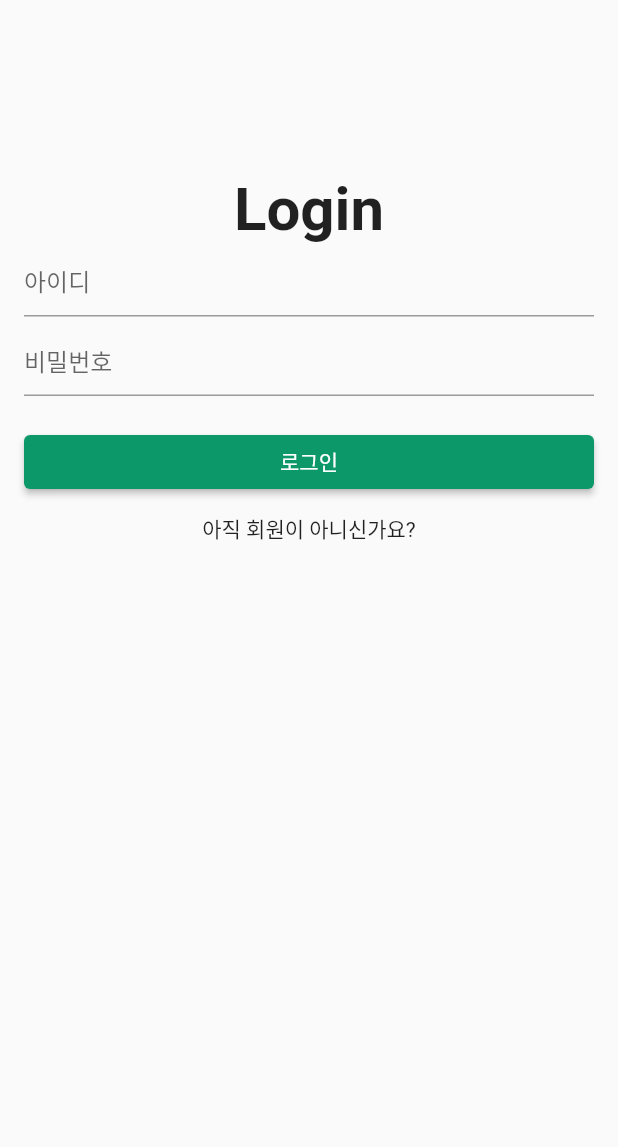
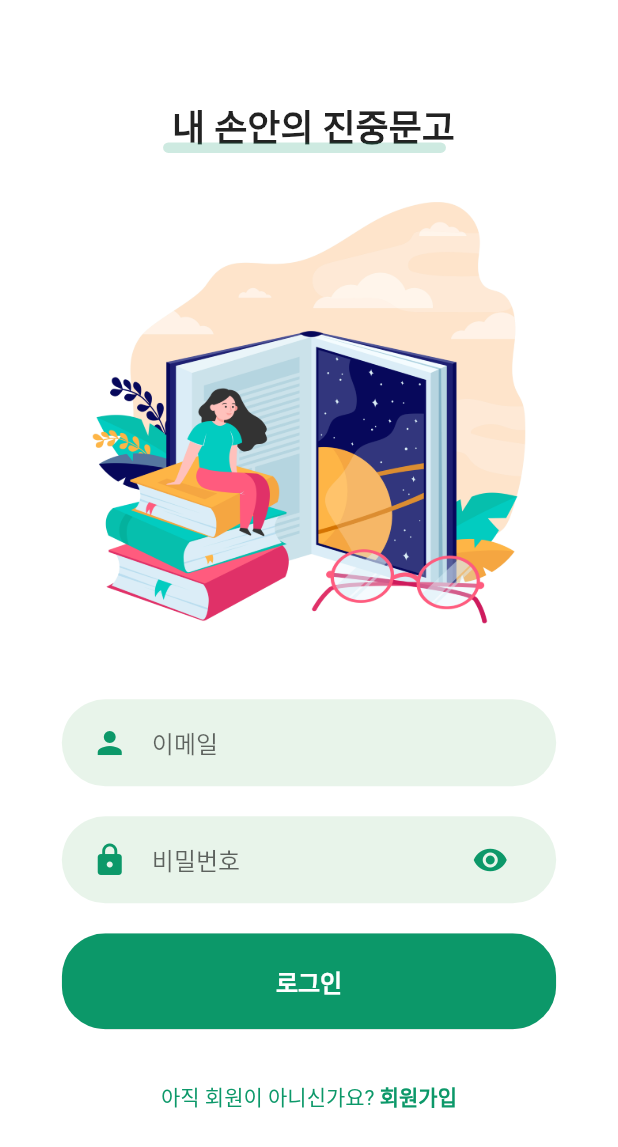
Before and after one commit to osamhack2021/AI_APP_handylib_devlib, a Flutter app: the LoginPage screen opened by its route, on a phone screen of 412 x 824 dp. Shown: the top 1147 px of the screen. Run offline on Flutter 3.47's test engine with Material 2 defaults, Android fonts, the phone set to English and light mode, and no system bars; our stand-ins replace email_validator, flutter_dotenv, modal_bottom_sheet, shared_preferences, transparent_image; missing offline and left inert: crypt, epub_viewer, mongo_dart; accounts and stored records are empty.

Commit message:
loginpage ui redesign

```diff
--- /dev/null
+++ b/app/lib/components/login_page/rounded_button.dart
@@ -0,0 +1,47 @@
+import 'package:app/constants/colors.dart';
+import 'package:flutter/material.dart';
+
+class RoundedButton extends StatelessWidget {
+  final String text;
+  final Function() press;
+  final Color color, textColor;
+  const RoundedButton({
+    Key? key,
+    required this.text,
+    required this.press,
+    this.color = const Color(COLOR_PRIMARY),
+    this.textColor = Colors.white,
+  }) : super(key: key);
+
+  @override
+  Widget build(BuildContext context) {
+    Size size = MediaQuery.of(context).size;
+    return Container(
+      margin: const EdgeInsets.symmetric(vertical: 10),
+      width: size.width * 0.8,
+      child: ClipRRect(
+        borderRadius: BorderRadius.circular(29),
+        child: newElevatedButton(),
+      ),
+    );
+  }
+
+  //Used:ElevatedButton as FlatButton is deprecated.
+  //Here we have to apply customizations to Button by inheriting the styleFrom
+
+  Widget newElevatedButton() {
+    return ElevatedButton(
+      child: Text(
+        text,
+        style: TextStyle(
+            color: textColor, fontSize: 16, fontWeight: FontWeight.bold),
+      ),
+      onPressed: press,
+      style: ElevatedButton.styleFrom(
+          primary: color,
+          padding: EdgeInsets.symmetric(horizontal: 40, vertical: 20),
+          textStyle: TextStyle(
+              color: textColor, fontSize: 14, fontWeight: FontWeight.w500)),
+    );
+  }
+}
--- /dev/null
+++ b/app/lib/components/login_page/rounded_input_field.dart
@@ -0,0 +1,40 @@
+import 'package:app/constants/colors.dart';
+import 'package:flutter/material.dart';
+import 'package:app/components/login_page/text_field_container.dart';
+
+class RoundedInputField extends StatelessWidget {
+  final String hintText;
+  final IconData icon;
+  final Function() onEditingComplete;
+  final TextInputAction textInputAction;
+  final TextEditingController? controller;
+
+  RoundedInputField(
+      {Key? key,
+      required this.hintText,
+      this.icon = Icons.person,
+      required this.textInputAction,
+      required this.onEditingComplete,
+      this.controller})
+      : super(key: key);
+
+  @override
+  Widget build(BuildContext context) {
+    return TextFieldContainer(
+      child: TextField(
+        controller: controller,
+        onEditingComplete: onEditingComplete,
+        textInputAction: textInputAction,
+        cursorColor: const Color(COLOR_PRIMARY2),
+        decoration: InputDecoration(
+          icon: Icon(
+            icon,
+            color: const Color(COLOR_PRIMARY),
+          ),
+          hintText: hintText,
+          border: InputBorder.none,
+        ),
+      ),
+    );
+  }
+}
--- /dev/null
+++ b/app/lib/components/login_page/rounded_password_field.dart
@@ -0,0 +1,55 @@
+import 'package:app/constants/colors.dart';
+import 'package:flutter/material.dart';
+import 'package:app/components/login_page/text_field_container.dart';
+
+class RoundedPasswordField extends StatefulWidget {
+  final Function() onEditingComplete;
+  final TextInputAction textInputAction;
+  final TextEditingController? controller;
+
+  RoundedPasswordField(
+      {Key? key,
+      required this.textInputAction,
+      required this.onEditingComplete,
+      this.controller})
+      : super(key: key);
+
+  @override
+  _RoundedPasswordFieldState createState() => _RoundedPasswordFieldState();
+}
+
+class _RoundedPasswordFieldState extends State<RoundedPasswordField> {
+  bool _flag = true;
+
+  @override
+  Widget build(BuildContext context) {
+    return TextFieldContainer(
+      child: TextField(
+        controller: widget.controller,
+        onEditingComplete: widget.onEditingComplete,
+        textInputAction: widget.textInputAction,
+        obscureText: _flag,
+        cursorColor: const Color(COLOR_PRIMARY),
+        decoration: InputDecoration(
+          hintText: "비밀번호",
+          icon: const Icon(
+            Icons.lock,
+            color: Color(COLOR_PRIMARY),
+          ),
+          suffixIcon: InkWell(
+            onTap: () => {
+              setState(() {
+                _flag = _flag ? false : true;
+              })
+            },
+            child: const Icon(
+              Icons.visibility,
+              color: Color(COLOR_PRIMARY),
+            ),
+          ),
+          border: InputBorder.none,
+        ),
+      ),
+    );
+  }
+}
--- /dev/null
+++ b/app/lib/components/login_page/text_field_container.dart
@@ -0,0 +1,22 @@
+import 'package:app/constants/colors.dart';
+import 'package:flutter/material.dart';
+
+class TextFieldContainer extends StatelessWidget {
+  final Widget child;
+  TextFieldContainer({Key? key, required this.child}) : super(key: key);
+
+  @override
+  Widget build(BuildContext context) {
+    Size size = MediaQuery.of(context).size;
+    return Container(
+      margin: const EdgeInsets.symmetric(vertical: 10),
+      padding: const EdgeInsets.symmetric(horizontal: 20, vertical: 5),
+      width: size.width * 0.8,
+      decoration: BoxDecoration(
+        color: const Color(COLOR_PRIMARY2),
+        borderRadius: BorderRadius.circular(29),
+      ),
+      child: child,
+    );
+  }
+}
--- /dev/null
+++ b/app/lib/components/underlined_text.dart
@@ -0,0 +1,40 @@
+import 'package:app/constants/colors.dart';
+import 'package:flutter/material.dart';
+
+class UnderLinedText extends StatelessWidget {
+  final String text;
+  final TextStyle style;
+  final double thickness;
+  const UnderLinedText(
+      {Key? key,
+      required this.text,
+      this.style = const TextStyle(),
+      required this.thickness})
+      : super(key: key);
+
+  @override
+  Widget build(BuildContext context) {
+    return Stack(
+      children: <Widget>[
+        Padding(
+          padding: const EdgeInsets.only(left: 6),
+          child: Text(
+            text,
+            style: style,
+          ), // Text
+        ), // Padding
+        Positioned(
+          bottom: 0,
+          left: 0,
+          right: 0,
+          child: Container(
+              margin: const EdgeInsets.only(right: 6),
+              height: thickness,
+              decoration: BoxDecoration(
+                  color: Color(COLOR_PRIMARY).withOpacity(0.2),
+                  borderRadius: BorderRadius.circular(10))), // Container
+        ),
+      ],
+    );
+  }
+}
--- a/app/lib/main.dart
+++ b/app/lib/main.dart
@@ -1,3 +1,4 @@
+import 'package:app/pages/login_page.dart';
 import 'package:app/screens/ebook_viewer.dart';
 import 'package:app/screens/home_screen.dart';
 import 'package:flutter/material.dart';
@@ -16,8 +17,9 @@ class MyApp extends StatelessWidget {
   @override
   Widget build(BuildContext context) {
     return MaterialApp(
-      home: HomeScreen(),
+      // home: HomeScreen(),
       // home: EbookReader(),
+      home: LoginPage(),
       routes: routes,
       debugShowCheckedModeBanner: false,
     );
--- a/app/lib/pages/login_page.dart
+++ b/app/lib/pages/login_page.dart
@@ -1,11 +1,15 @@
 // ignore_for_file: prefer_const_constructors
 
 import 'package:app/components/custom_text_form_field.dart';
+import 'package:app/components/login_page/rounded_button.dart';
 import 'package:app/components/logo.dart';
+import 'package:app/components/login_page/rounded_input_field.dart';
+import 'package:app/components/login_page/rounded_password_field.dart';
+import 'package:app/components/underlined_text.dart';
 import 'package:app/constants/colors.dart';
 import 'package:app/constants/size.dart';
 import 'package:app/controller/user_controller.dart';
-import 'package:app/screens/home_screen.dart';
+
 import 'package:flutter/material.dart';
 
 class LoginPage extends StatefulWidget {
@@ -19,70 +23,91 @@ class _LoginPageState extends State<LoginPage> {
   final TextEditingController _idController = TextEditingController();
   final TextEditingController _passwordController = TextEditingController();
 
-  @override
-  Widget build(BuildContext context) {
-    return Scaffold(
-      body: Padding(
-        padding: const EdgeInsets.all(16.0),
-        child: ListView(children: [
-          SizedBox(height: xlarge_gap),
-          Logo(
-            "Login",
-          ),
-          CustomTextFormField(
-            title: "ID",
-            hintText: "아이디",
-            controller: _idController,
-          ),
-          SizedBox(height: small_gap),
-          CustomTextFormField(
-            title: "password",
-            hintText: "비밀번호",
-            controller : _passwordController,
-          ),
-          SizedBox(height: large_gap),
-          ElevatedButton(
-            onPressed: () async {
+  void handleSubmit() async {
     int res = await loginUser(
       _idController.value.text,
       _passwordController.value.text,
     );
-               if(true) {
+    if (true) {
       /*final snackbar = SnackBar(content:Text('로그인에 성공했습니다.'));
                 ScaffoldMessenger.of(context).showSnackBar(snackbar);*/
       Navigator.of(context).pushReplacementNamed(
-
         '/home',
-                   arguments: User("name","id","pa","e","b","d"), //loadUserInfo(_idController.value.text),
+        arguments: User("name", "id", "pa", "e", "b",
+            "d"), //loadUserInfo(_idController.value.text),
       );
-               }
-              else if(res == 401){
-                 final snackbar = SnackBar(content:Text('아이디 또는 비밀번호를 확인하여 주십시오.'));
+    } else if (res == 401) {
+      final snackbar = SnackBar(content: Text('아이디 또는 비밀번호를 확인하여 주십시오.'));
+      ScaffoldMessenger.of(context).showSnackBar(snackbar);
+    } else {
+      debugPrint("login server failed");
+      final snackbar = SnackBar(content: Text('로그인 서버에 연결하지 못했습니다.'));
       ScaffoldMessenger.of(context).showSnackBar(snackbar);
     }
-              else {
-                debugPrint("login server failed");
-                final snackbar = SnackBar(content:Text('로그인 서버에 연결하지 못했습니다.'));
-                ScaffoldMessenger.of(context).showSnackBar(snackbar);
   }
-            },
+
+  @override
+  Widget build(BuildContext context) {
+    final node = FocusScope.of(context);
+    Size size = MediaQuery.of(context).size;
+    return Scaffold(
+        body: Container(
+            color: Colors.white,
+            width: double.infinity,
+            height: size.height,
+            child: SingleChildScrollView(
+              child: Column(
+                mainAxisAlignment: MainAxisAlignment.center,
+                children: <Widget>[
+                  SizedBox(height: size.height * 0.08),
+                  UnderLinedText(
+                      text: "내 손안의 진중문고",
+                      style: const TextStyle(
+                          fontSize: 24, fontWeight: FontWeight.bold),
+                      thickness: 7),
+                  Image(
+                    image: AssetImage('assets/images/login.jpg'),
+                    height: size.height * 0.4,
+                  ),
+                  SizedBox(height: size.height * 0.03),
+                  RoundedInputField(
+                    hintText: "이메일",
+                    controller: _idController,
+                    textInputAction: TextInputAction.next,
+                    onEditingComplete: () => node.nextFocus(),
+                  ),
+                  RoundedPasswordField(
+                    textInputAction: TextInputAction.done,
+                    onEditingComplete: () => handleSubmit,
+                    controller: _passwordController,
+                  ),
+                  RoundedButton(
+                    text: "로그인",
+                    press: handleSubmit,
+                  ),
+                  SizedBox(height: size.height * 0.03),
+                  Row(
+                    mainAxisAlignment: MainAxisAlignment.center,
+                    children: <Widget>[
+                      Text(
+                        "아직 회원이 아니신가요? ",
+                        style: TextStyle(color: Color(COLOR_PRIMARY)),
+                      ),
+                      GestureDetector(
+                        onTap: () =>
+                            Navigator.pushNamed(context, '/auth/register'),
                         child: Text(
-              '로그인',
+                          "회원가입",
+                          style: TextStyle(
+                            color: Color(COLOR_PRIMARY),
+                            fontWeight: FontWeight.bold,
                           ),
-            style:ButtonStyle(
-                backgroundColor: MaterialStateProperty.all<Color>(Color(COLOR_PRIMARY)),
-            )
-          ),
-          SizedBox(height: medium_gap),
-          Center(
-            child: InkWell(
-              child:Text("아직 회원이 아니신가요?"),
-              onTap:() => Navigator.pushNamed(context,'/auth/register'),
                         ),
                       )
-          ]
+                    ],
+                  )
+                ],
               ),
-      ),
-    );
+            )));
   }
 }
```
Also changed, not shown: app/assets/images/login.jpg (added), 1 other file. Lines whose indentation alone changed are shown as unchanged.
